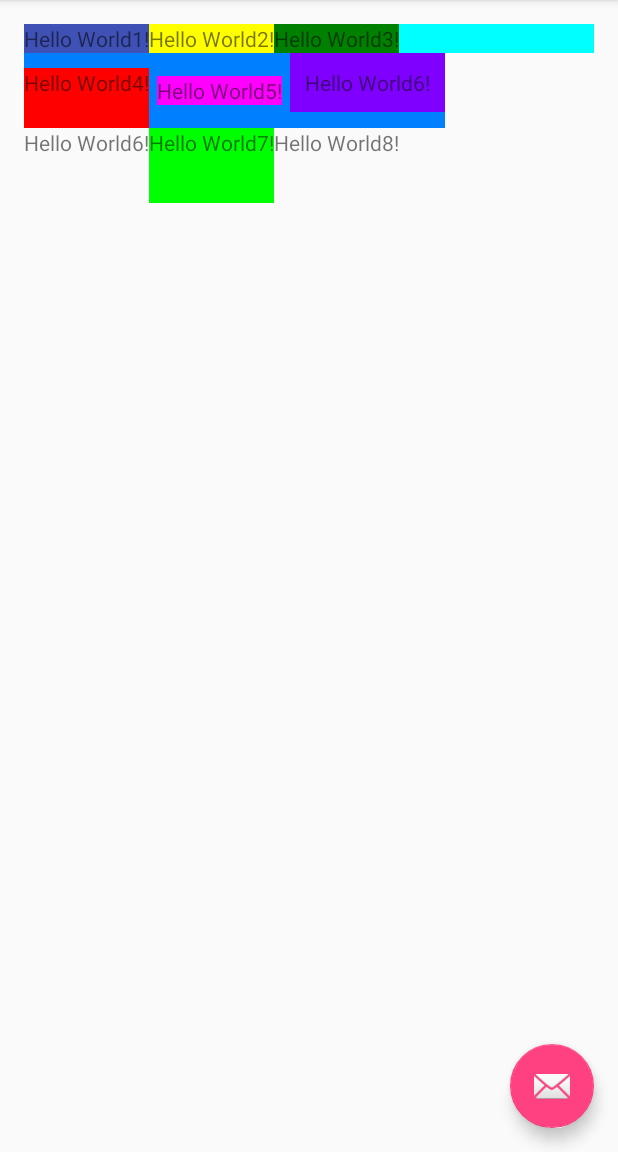
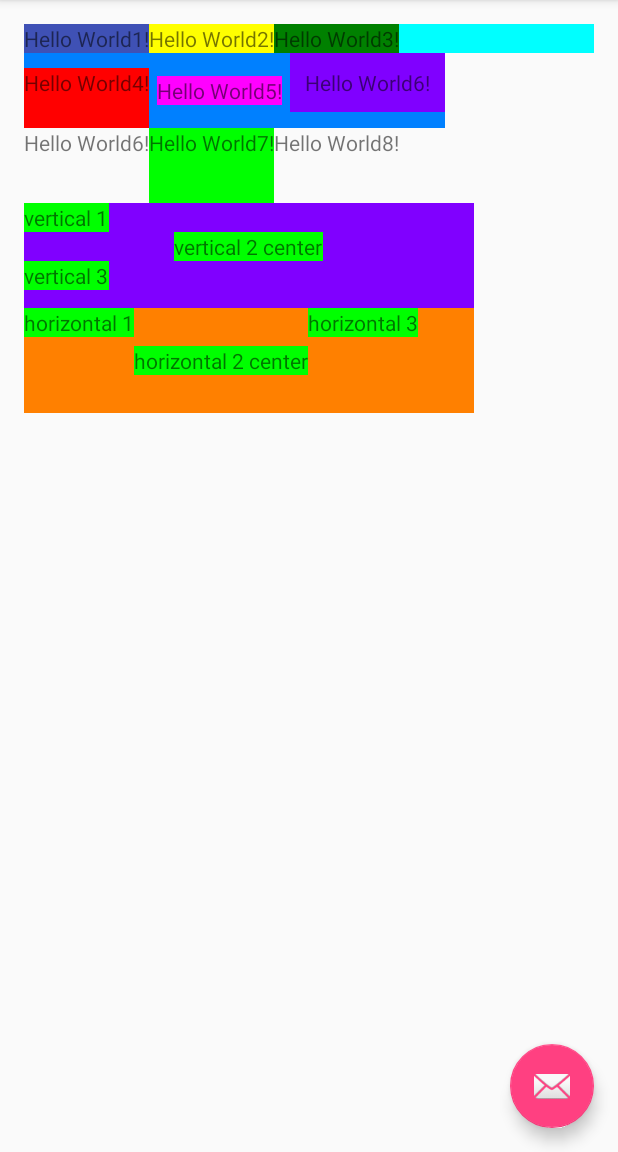
Before and after one commit to holy1017/ExampleAndroid, an Android app: the screen it shows after launch (MainActivity), on a phone screen of 412 x 824 dp, the part 84-1236 px from its top. Run offline under Robolectric (Android 15) with nearby library versions, the phone set to English and light mode, and no system bars.

Commit message:
배열 샌터 테스트

```diff
--- a/app/src/main/res/layout/content_main.xml
+++ b/app/src/main/res/layout/content_main.xml
@@ -67,7 +67,7 @@
                 />
         </LinearLayout>
         <LinearLayout
-            android:layout_width="wrap_content"
+            android:layout_width="match_parent"
             android:layout_height="wrap_content"
            >
             <TextView
@@ -78,6 +78,7 @@
                 android:text="Hello World7!"
                 android:layout_width="wrap_content"
                 android:layout_height="50dp"
+                android:layout_gravity="center"
                 android:background="@color/color연두색"
                 />
             <TextView
@@ -85,6 +86,60 @@
                 android:layout_width="wrap_content"
                 android:layout_height="wrap_content" />
         </LinearLayout>
+        <LinearLayout
+            android:layout_width="300dp"
+            android:layout_height="70dp"
+            android:background="@color/color보라색"
+            android:orientation="vertical"
+           >
+            <TextView
+                android:text="vertical 1"
+                android:layout_width="wrap_content"
+                android:layout_height="wrap_content"
+
+                android:background="@color/color연두색"
+                />
+            <TextView
+                android:text="vertical 2 center"
+                android:layout_width="wrap_content"
+                android:layout_height="wrap_content"
+                android:layout_gravity="center"
+                android:background="@color/color연두색"
+                />
+            <TextView
+                android:text="vertical 3"
+                android:layout_width="wrap_content"
+                android:layout_height="wrap_content"
+
+                android:background="@color/color연두색"
+                />
+        </LinearLayout>
+        <LinearLayout
+            android:layout_width="300dp"
+            android:layout_height="70dp"
+            android:background="@color/color주황색"
+            android:orientation="horizontal"
+           >
+            <TextView
+                android:text="horizontal 1"
+                android:layout_width="wrap_content"
+                android:layout_height="wrap_content"
+                android:background="@color/color연두색"
+                />
+            <TextView
+                android:text="horizontal 2 center"
+                android:layout_width="wrap_content"
+                android:layout_height="wrap_content"
+                android:layout_gravity="center"
+                android:background="@color/color연두색"
+                />
+            <TextView
+            android:text="horizontal 3"
+            android:layout_width="wrap_content"
+            android:layout_height="wrap_content"
+            android:background="@color/color연두색"
+            />
+        </LinearLayout>
     </LinearLayout>
 
 </RelativeLayout>
```
